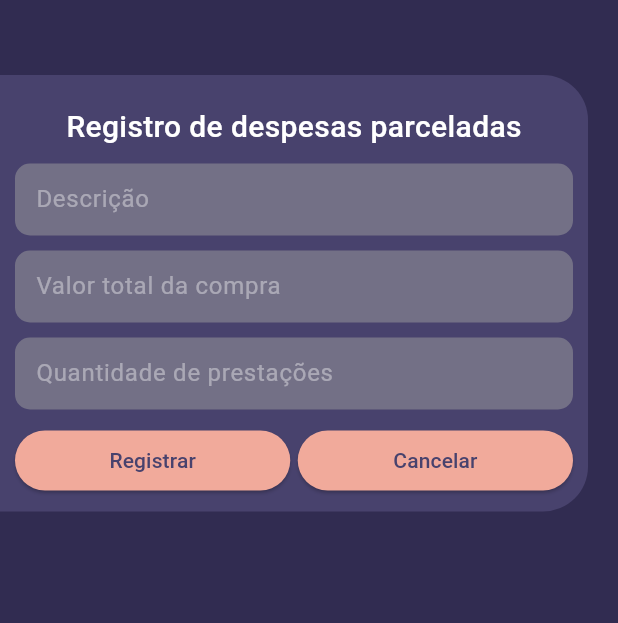
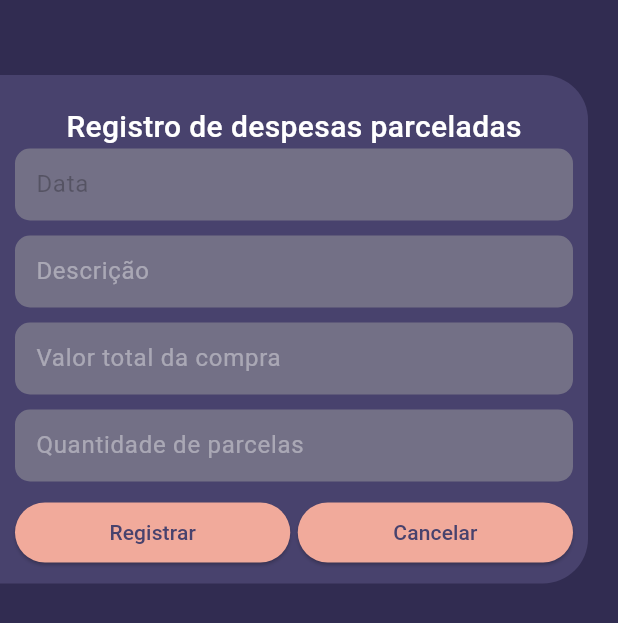
Before and after one commit to lucasChicoski/Finance_app, a Flutter app: the RegisterSpentDived screen opened by its route, after a tap on "Registrar", on a phone screen of 412 x 824 dp. Shown: the top 623 px of the screen. Run offline on Flutter 3.47's test engine with Material 3 defaults, Android fonts, the phone set to English and light mode, and no system bars; our stand-ins replace dio, fl_chart, get_it, mask_text_input_formatter, sqflite, table_calendar; accounts and stored records are empty; network calls fail.

Commit message:
integração despesas parceladas (financiamento)

```diff
--- a/lib/Controller/Financial/ExpensesInstallmentsApplication.dart
+++ b/lib/Controller/Financial/ExpensesInstallmentsApplication.dart
@@ -1,9 +1,9 @@
-import 'package:scaffold_project/Domain/DTO/ExpenseInstallmentDTO.dart';
+import 'package:scaffold_project/Domain/DTO/expense_installment_dto.dart';
 import 'package:scaffold_project/Service/ExpensesInstallmentsService.dart';
 import 'package:scaffold_project/Utils/IOC.dart';
 
 class ExpensesInstallmentsApplication {
-  Future insertInstallments(Map<String, String> json) async {
+  Future insertInstallments(Map<String, dynamic> json) async {
     ExpenseInstallmentDTO expenseDTO = ExpenseInstallmentDTO.fromJson(json);
 
     ExpensesInstallmentsService expensesInstallmentsService =
--- a/lib/Domain/DTO/ExpenseInstallmentDTO.dart
+++ b/lib/Domain/DTO/expense_installment_dto.dart
@@ -1,38 +1,42 @@
 class ExpenseInstallmentDTO {
   String descricaoDespesa;
   double valorGasto;
-  double prestacoes;
+  double parcela;
   int qParcela;
   int userId;
+  String date;
   int? id;
 
   ExpenseInstallmentDTO({
     required this.descricaoDespesa,
-    required this.prestacoes,
+    required this.parcela,
     required this.qParcela,
     required this.valorGasto,
     required this.userId,
+    required this.date,
     this.id,
   });
 
   factory ExpenseInstallmentDTO.fromJson(Map<String, dynamic> json) {
     return ExpenseInstallmentDTO(
       id: json['id'],
-      userId: int.parse(json["user_id"].toString()),
+      userId: int.parse(json["id_user"].toString()),
       descricaoDespesa: json["descricao_despesa"],
-      prestacoes: double.parse(json["prestacoes"].toString()),
-      qParcela: int.parse(json["parcela"].toString()),
+      parcela: double.parse(json["parcela"].toString()),
+      qParcela: int.parse(json["quantidade_parcela"].toString()),
       valorGasto: double.parse(json["valor_gasto"].toString()),
+      date: json["date"],
     );
   }
 
   Map<String, dynamic> toJson() {
     return {
-      "description_spent": descricaoDespesa,
-      "value_spent": valorGasto,
-      "prestacoes": prestacoes,
-      "parcela": qParcela,
-      "user_id": userId,
+      "descricao_despesa": descricaoDespesa,
+      "valor_gasto": valorGasto,
+      "quantidade_parcela": qParcela,
+      "parcela": parcela,
+      "id_user": userId,
+      "date": date
     };
   }
 }
--- a/lib/Global/global_variables.dart
+++ b/lib/Global/global_variables.dart
@@ -1,5 +1,6 @@
 class GlobalVariables {
-  static String URL_API_DEV = 'http://10.0.2.2:3002'; //emulador
+  static String URL_API_DEV = 'http://10.0.2.2:3002'; //emulador local
+  // static String URL_API_DEV = 'http://10.0.2.2:3001'; //emulador Docker
   // static String URL_API_DEV = 'http://192.168.0.106:3001'; //Casa
   // static String URL_API_DEV = 'http://192.168.0.173:3001'; //Totitech
 }
--- a/lib/Infra/Repositories/expense_installments/Expenses_installments_repositories.dart
+++ b/lib/Infra/Repositories/expense_installments/Expenses_installments_repositories.dart
@@ -1,5 +1,5 @@
 import 'package:dio/dio.dart';
-import 'package:scaffold_project/Domain/DTO/ExpenseInstallmentDTO.dart';
+import 'package:scaffold_project/Domain/DTO/expense_installment_dto.dart';
 
 import 'package:scaffold_project/Infra/Repositories/expense_installments/IExpenses_installments_repository.dart';
 
--- a/lib/Infra/Repositories/expense_installments/IExpenses_installments_repository.dart
+++ b/lib/Infra/Repositories/expense_installments/IExpenses_installments_repository.dart
@@ -1,4 +1,4 @@
-import 'package:scaffold_project/Domain/DTO/ExpenseInstallmentDTO.dart';
+import 'package:scaffold_project/Domain/DTO/expense_installment_dto.dart';
 
 abstract class IExpensesInstallmentsRepository {
   // Insert, Update, delete, Get
--- a/lib/Presentation/Pages/register_spent_dived.dart
+++ b/lib/Presentation/Pages/register_spent_dived.dart
@@ -1,11 +1,15 @@
 import 'package:flutter/material.dart';
+import 'package:get_it/get_it.dart';
+import 'package:scaffold_project/Presentation/Components/Calendar/native_calendar_widget.dart';
 import 'package:scaffold_project/Presentation/Components/buttons/elevated_button_custom.dart';
 import 'package:scaffold_project/Presentation/Components/text_input/text_input_custom.dart';
+import 'package:scaffold_project/Presentation/store/financial_divided_store.dart';
 
 import 'package:scaffold_project/Utils/navigation_class.dart';
 import 'package:scaffold_project/Utils/theme_colors.dart';
 
-
+FinancialDividedViewModel _financialDividedViewModel =
+    GetIt.I<FinancialDividedViewModel>();
 
 class RegisterSpentDived extends StatelessWidget {
   const RegisterSpentDived({super.key});
@@ -35,6 +39,9 @@ class RegisterSpentDived extends StatelessWidget {
                   style: TextStyle(fontSize: 20, fontWeight: FontWeight.w500, color: Colors.white),
                 ),
               ),
+              DatePickerExample(
+                    onChange: _financialDividedViewModel.setData,
+                  ),
               const SizedBox(
                 height: 10,
               ),
@@ -42,7 +49,7 @@ class RegisterSpentDived extends StatelessWidget {
                 hint: 'Descrição',
                 hintColor: Colors.white.withAlpha(100),
                 digitInputUserColor: Colors.white,
-                onChange: (value) {},
+                onChange: _financialDividedViewModel.setDescriptionSpend,
               ),
               const SizedBox(
                 height: 10,
@@ -52,16 +59,16 @@ class RegisterSpentDived extends StatelessWidget {
                   hintColor: Colors.white.withAlpha(100),
                   textType: TextInputType.number,
                   digitInputUserColor: Colors.white,
-                  onChange: (value) {}),
+                  onChange: _financialDividedViewModel.setValueSpend),
               const SizedBox(
                 height: 10,
               ),
               TextInputCustom(
                   textType: TextInputType.number,
-                  hint: 'Quantidade de prestações',
+                  hint: 'Quantidade de parcelas',
                   hintColor: Colors.white.withAlpha(100),
                   digitInputUserColor: Colors.white,
-                  onChange: (value) {}),
+                  onChange: _financialDividedViewModel.setQuantidadeParcela),
               const SizedBox(
                 height: 10,
               ),
@@ -71,7 +78,7 @@ class RegisterSpentDived extends StatelessWidget {
                     child: ElevatedButtonCustom(
                       label: 'Registrar',
                       onPressed: () {
-
+                        _financialDividedViewModel.submmit(context);
                       },
                     ),
                   ),
--- a/lib/Presentation/store/financial_divided_store.dart
+++ b/lib/Presentation/store/financial_divided_store.dart
@@ -1,7 +1,51 @@
 import 'package:flutter/material.dart';
+import 'package:scaffold_project/Controller/Financial/ExpensesInstallmentsApplication.dart';
 
-
+ExpensesInstallmentsApplication _expensesInstallmentsApplication =
+    ExpensesInstallmentsApplication();
 
 class FinancialDividedViewModel extends ChangeNotifier {
+  String descriptionSpend = '';
+  double valueSpend = 0;
+  int quantidadeParcela = 1;
+  String data = '';
 
+  // double parcela = 0; # é preciso passar essa informação
+
+  setData(String value) {
+    List<String> newValue = value.split('/');
+    data = '${newValue[2]}-${newValue[1]}-${newValue[0]}';
+  }
+
+  setDescriptionSpend(String value) {
+    descriptionSpend = value;
+  }
+
+  setValueSpend(String value) {
+    valueSpend = double.parse(value);
+  }
+
+  setQuantidadeParcela(String value) {
+    quantidadeParcela = int.parse(value);
+  }
+
+  Map<String, dynamic> formToJson() {
+    Map<String, dynamic> json = {
+      'id_user': 1,
+      'id_category': 1,
+      'date': data,
+      'descricao_despesa': descriptionSpend,
+      'valor_gasto': valueSpend,
+      'quantidade_parcela': quantidadeParcela,
+      'parcela': valueSpend / quantidadeParcela,
+    };
+    return json;
+  }
+
+  Future<void> submmit(BuildContext context) async {
+    _expensesInstallmentsApplication
+        .insertInstallments(formToJson())
+        .then((response) => {})
+        .catchError((error) => {});
+  }
 }
--- a/lib/Service/ExpensesInstallmentsService.dart
+++ b/lib/Service/ExpensesInstallmentsService.dart
@@ -1,4 +1,4 @@
-import 'package:scaffold_project/Domain/DTO/ExpenseInstallmentDTO.dart';
+import 'package:scaffold_project/Domain/DTO/expense_installment_dto.dart';
 import 'package:scaffold_project/Infra/Repositories/expense_installments/Expenses_installments_repositories.dart';
 import 'package:scaffold_project/Utils/IOC.dart';
 
--- a/lib/Utils/preloader.dart
+++ b/lib/Utils/preloader.dart
@@ -5,7 +5,7 @@ import 'package:scaffold_project/Controller/Configs/UserApplication.dart';
 import 'package:scaffold_project/Controller/Financial/ExpensesInstallmentsApplication.dart';
 import 'package:scaffold_project/Controller/Financial/ExpensiveApplication.dart';
 import 'package:scaffold_project/Domain/DTO/CategoryDTO.dart';
-import 'package:scaffold_project/Domain/DTO/ExpenseInstallmentDTO.dart';
+import 'package:scaffold_project/Domain/DTO/expense_installment_dto.dart';
 import 'package:scaffold_project/Domain/DTO/FinanceConfigDTO.dart';
 import 'package:scaffold_project/Domain/Models/UserConfigModel.dart';
 import 'package:scaffold_project/Presentation/store/category_store.dart';
```
